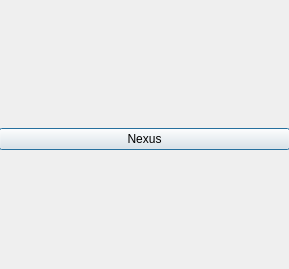
Kujanenj/ohjelmointi3, file Game/dialogs/buildingdialog.ui: the form before one commit.
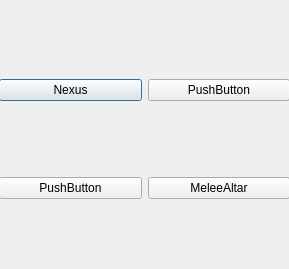
The form after the commit.

Commit message: Made the first altar so saf can get something done

```diff
--- a/Game/dialogs/buildingdialog.ui
+++ b/Game/dialogs/buildingdialog.ui
@@ -30,6 +30,27 @@
       </property>
      </widget>
     </item>
+    <item row="1" column="0">
+     <widget class="QPushButton" name="pushButton">
+      <property name="text">
+       <string>PushButton</string>
+      </property>
+     </widget>
+    </item>
+    <item row="1" column="1">
+     <widget class="QPushButton" name="MeleeAltarButton">
+      <property name="text">
+       <string>MeleeAltar</string>
+      </property>
+     </widget>
+    </item>
+    <item row="0" column="1">
+     <widget class="QPushButton" name="pushButton_3">
+      <property name="text">
+       <string>PushButton</string>
+      </property>
+     </widget>
+    </item>
    </layout>
   </widget>
  </widget>
```
The commit also changes 15 other files.
